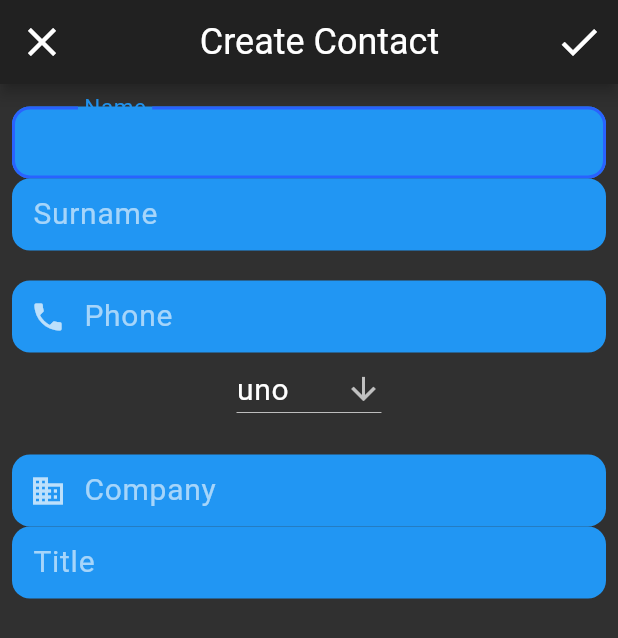
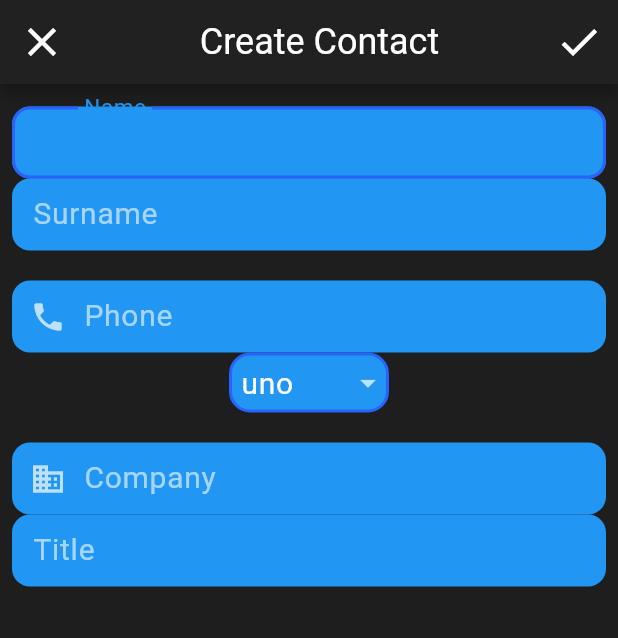
Before and after one commit to Cavitedev/score_contacts, a Flutter app: the AddContact screen opened directly, on a phone screen of 412 x 824 dp. Shown: the top 638 px of the screen. Run offline on Flutter 3.47's test engine with Material 2 defaults, Android fonts, the phone set to English and light mode, and no system bars; our stand-ins replace auto_route, bloc, dartz, firebase_auth, flushbar, flutter_bloc and 3 more; accounts and stored records are empty; statements that could not run were skipped.

Commit message:
dropdown working, still need to work on focus and group of fields

```diff
--- a/lib/presentation/contacts/add_contacts/add_contact.dart
+++ b/lib/presentation/contacts/add_contacts/add_contact.dart
@@ -55,7 +55,7 @@ class AddContact extends StatelessWidget {
                 hintText: "Phone",
                 prefixIcon: const Icon(Icons.phone),
               ),
-              OutlinedDropdownButton(
+              const OutlinedDropdownButton(
                 items: ["uno", "dos", "tres"],
 
               ),
--- a/lib/presentation/core/widgets/outlined_dropdown_button.dart
+++ b/lib/presentation/core/widgets/outlined_dropdown_button.dart
@@ -1,5 +1,5 @@
 import 'package:flutter/material.dart';
-import 'package:scorecontacts/presentation/core/widgets/outlined_input_field.dart';
+import 'package:scorecontacts/presentation/core/widgets/alert_dialogue_cancel_ok.dart';
 
 class OutlinedDropdownButton extends StatefulWidget {
   final List<String> items;
@@ -17,9 +17,25 @@ class OutlinedDropdownButton extends StatefulWidget {
 
 class _OutlinedDropdownButtonState extends State<OutlinedDropdownButton> {
   String selected;
+  String lastSelected;
   List<DropdownMenuItem<String>> _items;
 
   _OutlinedDropdownButtonState({@required this.selected});
+
+  void _showDialogue(BuildContext context) {
+    showDialog(
+      context: context,
+      builder: (context) => AlertDialogueCancelOK(
+        title: "Custom label name",
+        hintText: "Label name",
+        onCancel: () {
+          setState(() {
+            selected = lastSelected;
+          });
+        },
+      ),
+    );
+  }
 
   @override
   Widget build(BuildContext context) {
@@ -29,42 +45,41 @@ class _OutlinedDropdownButtonState extends State<OutlinedDropdownButton> {
               child: Text(item),
             ))
         .toList();
-    _items.add(DropdownMenuItem(
-      value: "",
+    _items.add(
+      DropdownMenuItem(
+        value: "Custom",
         child: Text("Custom"),
-      onTap: () {
-        showDialog(
-            context: context,
-            builder: (context) => AlertDialog(
-                  title: Text("Custom label name"),
-                  content: OutlinedInputField(
-                    hintText: "Label name",
       ),
-                  actions: <Widget>[
-                    FlatButton(
-                      onPressed: () {},
-                      child: Text("Cancel"),
+    );
+    return Container(
+      margin: const EdgeInsets.only(top: 0),
+      padding: const EdgeInsets.only(left: 6),
+      height: 40,
+      decoration: BoxDecoration(
+        shape: BoxShape.rectangle,
+        color: Theme.of(context).textSelectionColor,
+        borderRadius: const BorderRadius.all(Radius.circular(14)),
+        border: Border.all(color: Theme.of(context).highlightColor, width: 2),
       ),
-                    FlatButton(
-                      onPressed: () {},
-                      child: Text("OK"),
-                    )
-                  ],
-                ),
-            barrierDismissible: false);
-      },
-    ));
-    return DropdownButton<String>(
+      child: DropdownButton<String>(
           onChanged: (value) {
+            if (value == "Custom") {
+              _showDialogue(context);
+            }
             setState(() {
+              lastSelected = selected;
               selected = value;
             });
           },
           value: selected,
           elevation: 16,
-        icon: Icon(Icons.arrow_downward),
+          underline: Container(
+            height: 0,
+          ),
+          icon: Icon(Icons.arrow_drop_down),
           iconSize: 24,
           hint: Text("label"),
-        items: _items);
+          items: _items),
+    );
   }
 }
--- a/lib/presentation/core/widgets/outlined_input_field.dart
+++ b/lib/presentation/core/widgets/outlined_input_field.dart
@@ -7,6 +7,7 @@ class OutlinedInputField extends StatefulWidget {
   final TextInputType keyboardType;
   final TextCapitalization textCapitalization;
   final Icon prefixIcon;
+  /// return null to not show any helper
   final String Function(String) onChangedValidator;
 
   OutlinedInputField({
@@ -87,6 +88,7 @@ class _OutlinedInputFieldState extends State<OutlinedInputField> {
   void _clearText() {
     textEditingController.clear();
     setState(() {
+      helpText = widget.onChangedValidator("");
       hasText = false;
     });
   }
```
Also changed, not shown: lib/main.dart (+9 -3 lines), lib/presentation/core/widgets/alert_dialogue_cancel_ok.dart (added, +70 -0 lines). Lines whose indentation alone changed are shown as unchanged.
